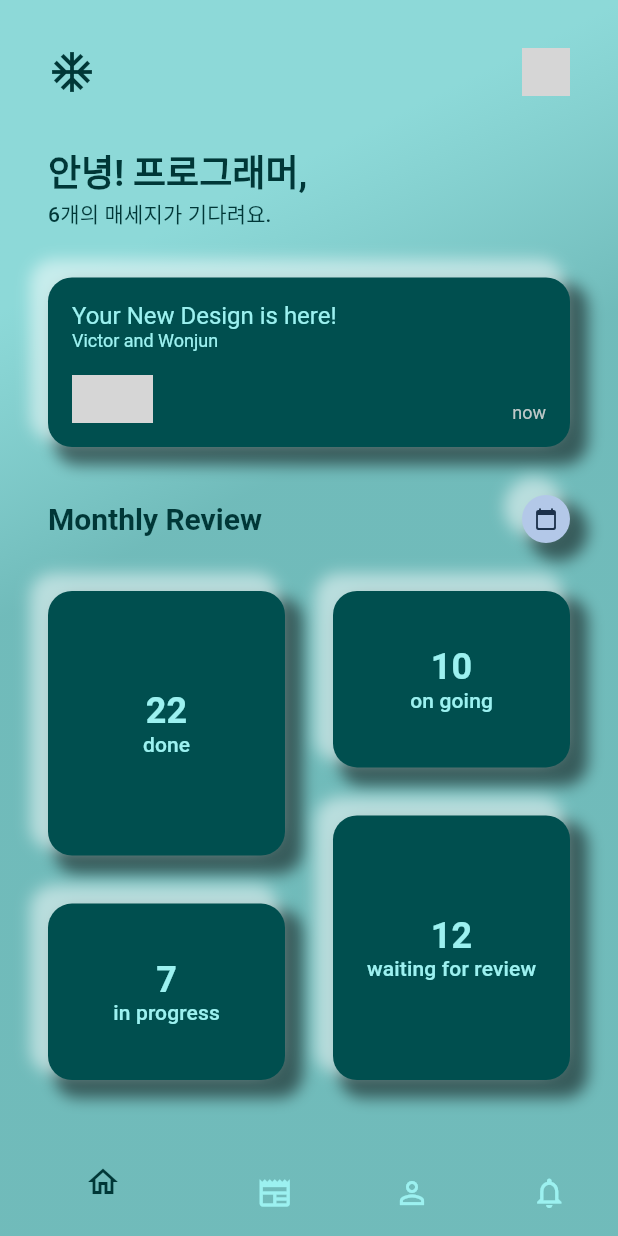
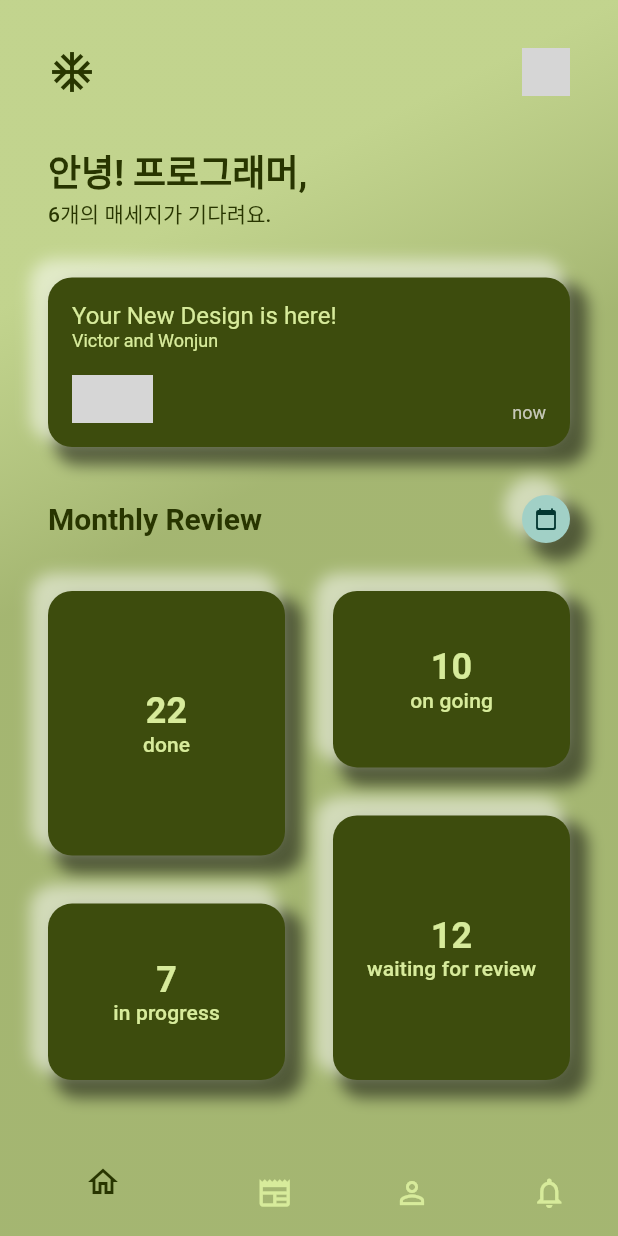
Before and after one commit to thecodingpapa/dynamic_color_demo, a Flutter app: the screen it shows after launch, on a phone screen of 412 x 824 dp. Run offline on Flutter 3.47's test engine with Material 2 defaults, Android fonts, the phone set to English and light mode, and no system bars; our stand-ins replace google_fonts; network calls fail; grey boxes are pictures that could not be loaded.

Commit message:
Update main.dart
change color

```diff
--- a/lib/main.dart
+++ b/lib/main.dart
@@ -7,7 +7,7 @@ void main() {
   runApp(const DynamicColorDemo());
 }
 
-const seedColor = Color(0xff00ffff);
+const seedColor = Color(0xffc1e945);
 const outPadding = 32.0;
 
 class DynamicColorDemo extends StatelessWidget {
```
